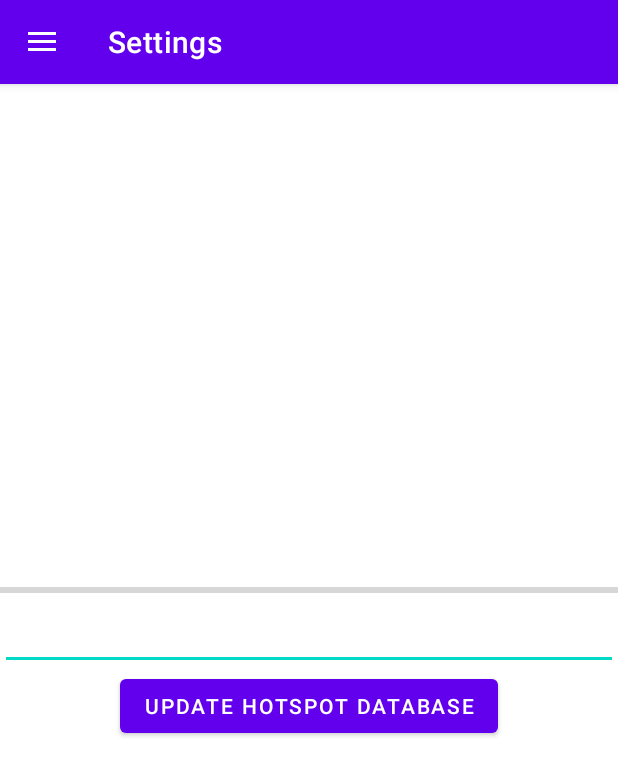
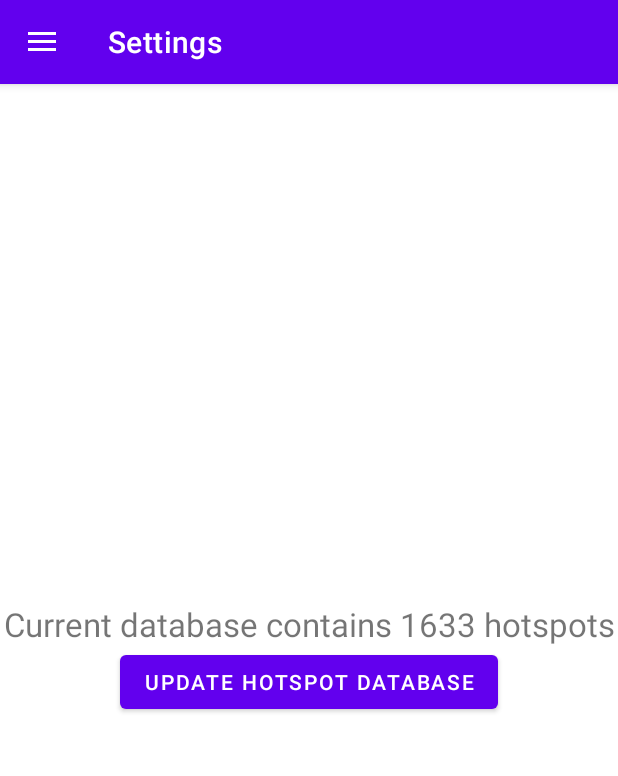
Before and after one commit to moose-kazan/tatarstan-free-wifi-android, an Android app: the screen it shows after launch (MainActivity), in the side drawer, after a tap on "Settings", on a phone screen of 412 x 824 dp. Shown: the top 776 px of the screen. Run offline under Robolectric (Android 15) with nearby library versions, the phone set to English and light mode, and no system bars; our stand-ins replace navigation-ui; pictures from the network do not load.

Commit message:
WIP: - Can update database

```diff
--- a/app/build.gradle
+++ b/app/build.gradle
@@ -45,6 +45,7 @@ dependencies {
     implementation libs.cardview
     implementation libs.play.services.location
     implementation libs.swiperefreshlayout
+    implementation libs.okhttp
     testImplementation libs.junit
     androidTestImplementation libs.ext.junit
     androidTestImplementation libs.espresso.core
--- a/app/src/main/AndroidManifest.xml
+++ b/app/src/main/AndroidManifest.xml
@@ -1,6 +1,8 @@
 <?xml version="1.0" encoding="utf-8"?>
 <manifest xmlns:android="http://schemas.android.com/apk/res/android"
     xmlns:tools="http://schemas.android.com/tools">
+    <uses-permission android:name="android.permission.INTERNET" />
+    <uses-permission android:name="android.permission.ACCESS_NETWORK_STATE" />
     <uses-permission android:name="android.permission.ACCESS_FINE_LOCATION" />
     <uses-permission android:name="android.permission.ACCESS_COARSE_LOCATION" />
     <application
--- /dev/null
+++ b/app/src/main/java/com/ylsoftware/tatwififree/HotspotLoader.java
@@ -0,0 +1,89 @@
+package com.ylsoftware.tatwififree;
+
+import android.content.Context;
+import android.util.Log;
+
+import com.google.gson.Gson;
+
+import java.io.DataInputStream;
+import java.io.IOException;
+import java.io.InputStream;
+import java.nio.charset.StandardCharsets;
+import java.nio.file.Files;
+import java.nio.file.OpenOption;
+import java.nio.file.Paths;
+import java.nio.file.StandardOpenOption;
+import java.nio.file.attribute.FileTime;
+import java.util.ArrayList;
+import java.util.Collections;
+
+public class HotspotLoader {
+    public static String getCacheFileName(Context ctx) {
+        return ctx.getFilesDir() + "/points.json";
+    }
+
+    public static void save(Context ctx, String data) throws IOException {
+        Files.write(
+                Paths.get(getCacheFileName(ctx)),
+                data.getBytes(StandardCharsets.UTF_8),
+                StandardOpenOption.TRUNCATE_EXISTING,
+                StandardOpenOption.CREATE,
+                StandardOpenOption.WRITE);
+    }
+
+    public static ArrayList<Hotspot> load(Context ctx) {
+        if (Files.exists(Paths.get(getCacheFileName(ctx)))) {
+            ArrayList<Hotspot> hotspots = loadFromFile(getCacheFileName(ctx));
+            if (!hotspots.isEmpty()) {
+                return hotspots;
+            }
+        }
+        return loadFromResourse(R.raw.points, ctx);
+    }
+
+    public static ArrayList<Hotspot> loadFromString(String data) {
+        Gson gson = new Gson();
+        Hotspot[] hotspotList = gson.fromJson(data, Hotspot[].class);
+
+        ArrayList<Hotspot> hotspots = new ArrayList<Hotspot>();
+        Collections.addAll(hotspots, hotspotList);
+
+        return hotspots;
+    }
+
+    public static ArrayList<Hotspot> loadFromFile(String fileName) {
+        try {
+            String content = new String(Files.readAllBytes(Paths.get(fileName)));
+            return loadFromString(content);
+        }
+        catch (Exception e) {
+            Log.e("Can't load file", e.getMessage());
+        }
+        return new ArrayList<Hotspot>();
+    }
+
+    public static ArrayList<Hotspot> loadFromResourse(int resId, Context ctx) {
+        DataInputStream dis = null;
+        try {
+            InputStream is = ctx.getResources().openRawResource(resId);
+            dis = new DataInputStream(is);
+            byte[] buff = new byte[dis.available()];
+            if (dis.read(buff, 0, dis.available()) == 0) {
+                throw new Exception("Empty file!");
+            }
+
+            return loadFromString(new String(buff));
+        }
+        catch (Exception e) {
+            Log.e("Can't load file", e.getMessage());
+        }
+        finally {
+            try {
+                dis.close();
+            } catch (IOException e) {
+                Log.e("Can't close file", e.getMessage());
+            }
+        }
+        return new ArrayList<Hotspot>();
+    }
+}
--- a/app/src/main/java/com/ylsoftware/tatwififree/ui/home/HomeFragment.java
+++ b/app/src/main/java/com/ylsoftware/tatwififree/ui/home/HomeFragment.java
@@ -26,6 +26,7 @@ import com.google.gson.Gson;
 
 import com.ylsoftware.tatwififree.Hotspot;
 import com.ylsoftware.tatwififree.HotspotAdapter;
+import com.ylsoftware.tatwififree.HotspotLoader;
 import com.ylsoftware.tatwififree.R;
 import com.ylsoftware.tatwififree.databinding.FragmentHomeBinding;
 
@@ -112,39 +113,7 @@ public class HomeFragment extends Fragment {
     }
 
     private void loadHotspotList() {
-        loadHotspotListFromResource(R.raw.points);
-    }
-
-    private void loadHotspotListFromResource(int resId) {
-        DataInputStream dis = null;
-        try {
-            InputStream is = getResources().openRawResource(resId);
-            dis = new DataInputStream(is);
-            byte[] buff = new byte[dis.available()];
-            if (dis.read(buff, 0, dis.available()) == 0) {
-                throw new Exception("Empty file!");
-            }
-
-            loadHotspotListFromString(new String(buff));
-        }
-        catch (Exception e) {
-            Log.e("Can't load file", e.getMessage());
-        }
-        finally {
-            try {
-                dis.close();
-            } catch (IOException e) {
-                Log.e("Can't close file", e.getMessage());
-            }
-        }
-    }
-    @SuppressLint("MissingPermission")
-    private void loadHotspotListFromString(String data) {
-        Gson gson = new Gson();
-        Hotspot[] hotspotList = gson.fromJson(data, Hotspot[].class);
-
-        this.hotspots.clear();
-        Collections.addAll(this.hotspots, hotspotList);
+        this.hotspots = HotspotLoader.load(this.getContext());
     }
 
     @Override
--- a/app/src/main/java/com/ylsoftware/tatwififree/ui/settings/SettingsFragment.java
+++ b/app/src/main/java/com/ylsoftware/tatwififree/ui/settings/SettingsFragment.java
@@ -9,14 +9,31 @@ import androidx.lifecycle.ViewModelProvider;
 import android.view.LayoutInflater;
 import android.view.View;
 import android.view.ViewGroup;
+import android.widget.Button;
+import android.widget.ProgressBar;
+import android.widget.TextView;
+import android.widget.Toast;
 
+import com.ylsoftware.tatwififree.HotspotLoader;
 import com.ylsoftware.tatwififree.R;
 import com.ylsoftware.tatwififree.databinding.FragmentSettingsBinding;
-import com.ylsoftware.tatwififree.ui.settings.SettingsViewModel;
+
+import java.io.IOException;
+
+import okhttp3.Call;
+import okhttp3.Callback;
+import okhttp3.OkHttpClient;
+import okhttp3.Request;
+import okhttp3.Response;
 
 public class SettingsFragment extends Fragment {
 
     private FragmentSettingsBinding binding;
+
+    private Button updateButton;
+    private TextView updateInfo;
+    private ProgressBar updateProgress;
+    final OkHttpClient okHttpClient = new OkHttpClient();
 
     public View onCreateView(@NonNull LayoutInflater inflater,
                              ViewGroup container, Bundle savedInstanceState) {
@@ -26,7 +43,65 @@ public class SettingsFragment extends Fragment {
         binding = FragmentSettingsBinding.inflate(inflater, container, false);
         View root = binding.getRoot();
 
+        updateButton = root.findViewById(R.id.update_button);
+        updateButton.setOnClickListener(view -> updateButtonClick());
+
+        updateInfo = root.findViewById(R.id.update_info);
+
+        updateProgress = root.findViewById(R.id.update_progress);
+        updateProgress.setVisibility(View.GONE);
+
+        this.updateInfoText();
+
         return root;
+    }
+
+    public void updateInfoText() {
+        updateInfo.setText(getString(R.string.settings_notify_count, HotspotLoader.load(getContext()).size()));
+    }
+
+    public void updateButtonClick() {
+        updateProgress.setVisibility(View.VISIBLE);
+        Request request = new Request.Builder()
+                .url(getString(R.string.update_hotspot_list_url))
+                .build();
+        okHttpClient.newCall(request).enqueue(new Callback() {
+            @Override
+            public void onFailure(@NonNull Call call, @NonNull IOException e) {
+                updateFailure(e);
+            }
+
+            @Override
+            public void onResponse(@NonNull Call call, @NonNull Response response) throws IOException {
+                updateSuccess(response.body().string());
+            }
+        });
+    }
+
+    public void updateFailure(Exception e) {
+        getActivity().runOnUiThread(() -> {
+            updateProgress.setVisibility(View.GONE);
+            Toast.makeText(getContext(), getString(R.string.settings_notity_update_failure, e.getMessage()), Toast.LENGTH_LONG).show();
+        });
+    }
+
+    public void updateSuccess(String data) {
+        getActivity().runOnUiThread(() -> {
+            updateProgress.setVisibility(View.GONE);
+
+            try {
+                if (HotspotLoader.loadFromString(data).isEmpty()) {
+                    throw new Exception("Empty set from server");
+                }
+                HotspotLoader.save(getContext(), data);
+            } catch (Exception e) {
+                Toast.makeText(getContext(), getString(R.string.settings_notity_update_failure, e.getMessage()), Toast.LENGTH_LONG).show();
+                return;
+            }
+
+            updateInfoText();
+            Toast.makeText(getContext(), getString(R.string.settings_notity_update_success), Toast.LENGTH_LONG).show();
+        });
     }
 
     @Override
--- a/app/src/main/res/layout/fragment_settings.xml
+++ b/app/src/main/res/layout/fragment_settings.xml
@@ -12,17 +12,16 @@
 
         <ProgressBar
             android:id="@+id/update_progress"
-            style="?android:attr/progressBarStyleHorizontal"
+            style="?android:attr/progressBarStyle"
             android:layout_width="match_parent"
             android:layout_height="wrap_content" />
 
-        <EditText
+        <TextView
             android:id="@+id/update_info"
+            android:textAlignment="center"
+            android:textSize="10pt"
             android:layout_width="match_parent"
-            android:layout_height="wrap_content"
-            android:ems="10"
-            android:gravity="start|top"
-            android:inputType="textMultiLine" />
+            android:layout_height="wrap_content" />
 
         <Button
             android:id="@+id/update_button"
--- a/app/src/main/res/values/strings.xml
+++ b/app/src/main/res/values/strings.xml
@@ -21,6 +21,9 @@
     <string name="notify_cant_get_geo">Can\'t detect your current location</string>
 
     <string name="settings_button_update">Update hotspot database</string>
+    <string name="settings_notify_count">Current database contains %d hotspots</string>
+    <string name="settings_notity_update_success">Database successfully updated!</string>
+    <string name="settings_notity_update_failure">Can\'t update database: %s</string>
 
     <string name="update_hotspot_list_url" translatable="false">https://abdrakhmanov.github.io/tatsphere/wifi/points.json</string>
 </resources>
--- a/gradle/libs.versions.toml
+++ b/gradle/libs.versions.toml
@@ -11,6 +11,7 @@ lifecycleLivedataKtx = "2.9.2"
 lifecycleViewmodelKtx = "2.9.2"
 navigationFragment = "2.9.2"
 navigationUi = "2.9.2"
+okhttp = "5.1.0"
 recyclerview = "1.4.0"
 cardview = "1.0.0"
 playServicesLocation = "21.3.0"
@@ -28,6 +29,7 @@ lifecycle-livedata-ktx = { group = "androidx.lifecycle", name = "lifecycle-lived
 lifecycle-viewmodel-ktx = { group = "androidx.lifecycle", name = "lifecycle-viewmodel-ktx", version.ref = "lifecycleViewmodelKtx" }
 navigation-fragment = { group = "androidx.navigation", name = "navigation-fragment", version.ref = "navigationFragment" }
 navigation-ui = { group = "androidx.navigation", name = "navigation-ui", version.ref = "navigationUi" }
+okhttp = { module = "com.squareup.okhttp3:okhttp", version.ref = "okhttp" }
 recyclerview = { group = "androidx.recyclerview", name = "recyclerview", version.ref = "recyclerview" }
 cardview = { group = "androidx.cardview", name = "cardview", version.ref = "cardview" }
 play-services-location = { group = "com.google.android.gms", name = "play-services-location", version.ref = "playServicesLocation" }
```
Also changed, not shown: 1 other file.
